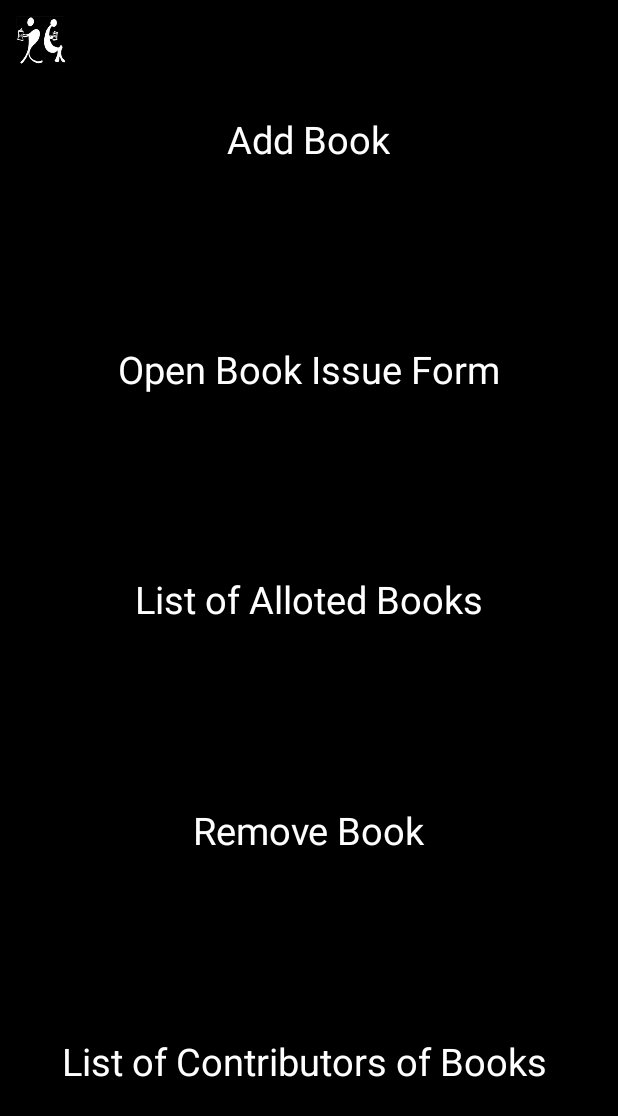
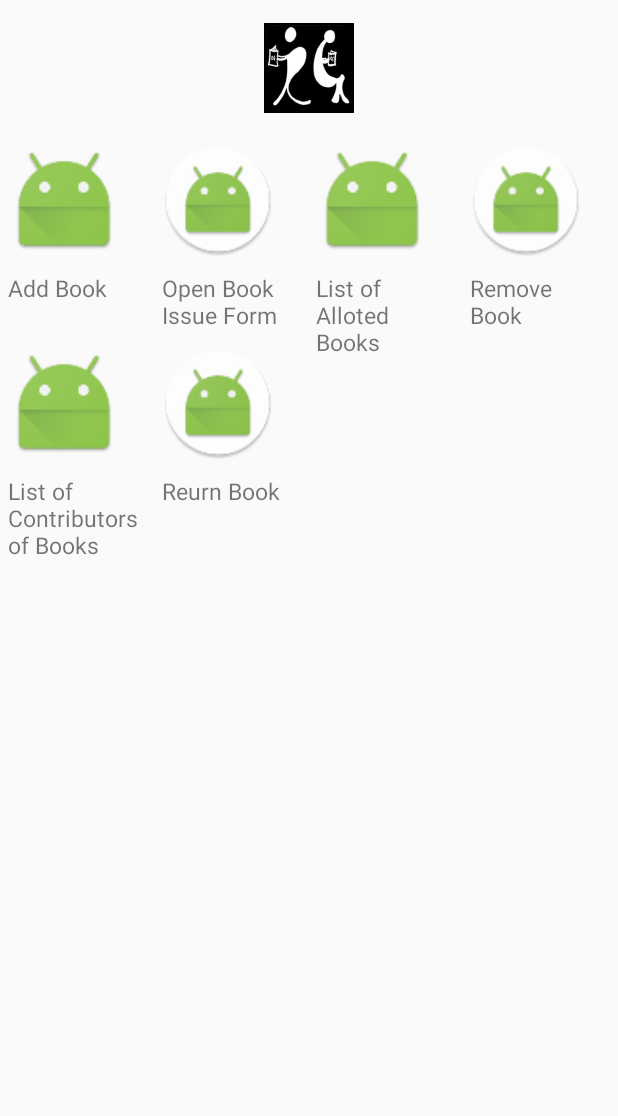
Before and after one commit to vrindasinghal/Reader-s-Guild-App, an Android app: the AdminMainActivity screen opened directly, with no data from a screen before it, on a phone screen of 412 x 824 dp. Shown: the top 1116 px of the screen. Run offline under Robolectric (Android 15) with nearby library versions, the phone set to English and light mode, and no system bars.

Commit message:
19 July'17

```diff
--- a/Reader'sGuild/app/src/main/java/com/readersguild/readersguild/AdminMainActivity.java
+++ b/Reader'sGuild/app/src/main/java/com/readersguild/readersguild/AdminMainActivity.java
@@ -2,15 +2,43 @@ package com.readersguild.readersguild;
 
 import android.os.Bundle;
 import android.support.v7.app.AppCompatActivity;
+import android.view.View;
+import android.widget.AdapterView;
+import android.widget.GridView;
+import android.widget.Toast;
 
 /**
  * Created by vrinda on 18-07-2017.
  */
 
 public class AdminMainActivity extends AppCompatActivity {
+
+    GridView grid;
+    String[] web = {"Add Book","Open Book Issue Form","List of Alloted Books","Remove Book","List of Contributors of Books",
+            "Reurn Book"};
+    int[] imageId = {
+
+            R.mipmap.ic_launcher,
+            R.mipmap.ic_launcher_round,
+            R.mipmap.ic_launcher,
+            R.mipmap.ic_launcher_round,
+            R.mipmap.ic_launcher,
+            R.mipmap.ic_launcher_round,
+    };
     @Override
     protected void onCreate(Bundle savedInstanceState) {
         super.onCreate(savedInstanceState);
         setContentView(R.layout.activity_admin_main);
+
+        CustomGridAdminMainActivity adapter = new CustomGridAdminMainActivity(AdminMainActivity.this, web, imageId);
+        grid = (GridView) findViewById(R.id.grid);
+        grid.setAdapter(adapter);
+
+        grid.setOnItemClickListener(new AdapterView.OnItemClickListener() {
+            @Override
+            public void onItemClick(AdapterView<?> adapterView, View view, int i, long l) {
+                Toast.makeText(AdminMainActivity.this, "You Clicked at " + web[+i], Toast.LENGTH_SHORT).show();
+            }
+        });
     }
 }
--- /dev/null
+++ b/Reader'sGuild/app/src/main/java/com/readersguild/readersguild/CustomGridAdminMainActivity.java
@@ -0,0 +1,62 @@
+package com.readersguild.readersguild;
+
+import android.content.Context;
+import android.view.LayoutInflater;
+import android.view.View;
+import android.view.ViewGroup;
+import android.widget.BaseAdapter;
+import android.widget.ImageView;
+import android.widget.TextView;
+
+/**
+ * Created by vrinda on 19-07-2017.
+ */
+
+public class CustomGridAdminMainActivity extends BaseAdapter{
+    private Context mContext;
+    private final String[] web;
+    private final int[] Imageid;
+
+    public CustomGridAdminMainActivity(Context c, String[] web, int[] imageid) {
+        this.mContext = c;
+        this.web = web;
+        Imageid = imageid;
+    }
+
+    @Override
+    public int getCount() {
+        return web.length;
+    }
+
+    @Override
+    public Object getItem(int position) {
+
+        return null;
+    }
+
+    @Override
+    public long getItemId(int position) {
+
+        return 0;
+    }
+
+    @Override
+    public View getView(int position, View convertView, ViewGroup parent) {
+        View grid;
+        LayoutInflater inflater = (LayoutInflater) mContext
+                .getSystemService(Context.LAYOUT_INFLATER_SERVICE);
+
+        if (convertView == null) {
+
+            grid = new View(mContext);
+            grid = inflater.inflate(R.layout.activity_admin_grid_single, null);
+            TextView textView = (TextView) grid.findViewById(R.id.grid_text);
+            ImageView imageView = (ImageView) grid.findViewById(R.id.grid_image);
+            textView.setText(web[position]);
+            imageView.setImageResource(Imageid[position]);
+        } else {
+            grid = (View) convertView;
+        }
+        return grid;
+    }
+}
--- a/Reader'sGuild/app/src/main/java/com/readersguild/readersguild/MyOpenHelper.java
+++ b/Reader'sGuild/app/src/main/java/com/readersguild/readersguild/MyOpenHelper.java
@@ -23,7 +23,7 @@ public class MyOpenHelper extends SQLiteOpenHelper {
     @Override
     public void onCreate(SQLiteDatabase db) {
         db.execSQL("CREATE TABLE IF NOT EXISTS " + adminMaster
-                + "(adminID TEXT PRIMARY KEY,admin_password TEXT)");
+                + "(adminID INTEGER PRIMARY KEY,admin_password TEXT)");
 
     }
 
--- a/Reader'sGuild/app/src/main/java/com/readersguild/readersguild/SplashActivity.java
+++ b/Reader'sGuild/app/src/main/java/com/readersguild/readersguild/SplashActivity.java
@@ -25,7 +25,7 @@ public class SplashActivity extends Activity {
         myOpenHelper = new MyOpenHelper(this);
         dataHelp = new DataHelpAdminLogin(this);
 
-        dataHelp.insertNewRecordInAdminMaster("admin","123");
+        dataHelp.insertNewRecordInAdminMaster(123,"123");
 
         new Handler().postDelayed(new Runnable() {
 
--- /dev/null
+++ b/Reader'sGuild/app/src/main/res/layout/activity_admin_grid_single.xml
@@ -0,0 +1,22 @@
+<LinearLayout xmlns:android="http://schemas.android.com/apk/res/android"
+    xmlns:tools="http://schemas.android.com/tools"
+    android:layout_width="wrap_content"
+    android:layout_height="wrap_content"
+    android:padding="5dp"
+    android:orientation="vertical">
+
+    <ImageView
+        android:id="@+id/grid_image"
+        android:layout_width="75dp"
+        android:layout_height="75dp">
+    </ImageView>
+
+    <TextView
+        android:id="@+id/grid_text"
+        android:layout_width="wrap_content"
+        android:layout_height="wrap_content"
+        android:layout_marginTop="10dp"
+        android:textSize="15sp" >
+    </TextView>
+
+</LinearLayout>
--- a/Reader'sGuild/app/src/main/res/layout/activity_admin_login.xml
+++ b/Reader'sGuild/app/src/main/res/layout/activity_admin_login.xml
@@ -33,8 +33,7 @@
         android:layout_height="wrap_content"
         android:layout_marginLeft="15dp"
         android:layout_marginRight="15dp"
-        android:hint="Email"
-        android:inputType="textEmailAddress"
+        android:inputType="number"
         android:textColor="#ffffff" />
 
     <TextView
--- a/Reader'sGuild/app/src/main/res/layout/activity_admin_main.xml
+++ b/Reader'sGuild/app/src/main/res/layout/activity_admin_main.xml
@@ -1,63 +1,27 @@
-<?xml version="1.0" encoding="utf-8"?>
 <LinearLayout xmlns:android="http://schemas.android.com/apk/res/android"
+    xmlns:tools="http://schemas.android.com/tools"
     android:layout_width="match_parent"
     android:layout_height="match_parent"
-    android:background="#000000"
+    android:layout_gravity="center"
     android:orientation="vertical"
-    android:padding="10dp">
+
+
+    tools:context=".AdminMainActivity">
+
     <ImageView
-        android:layout_width="35dp"
-        android:layout_height="35dp"
-        android:src="@drawable/rg_icon"/>
+        android:layout_width="wrap_content"
+        android:layout_height="60dp"
+        android:layout_gravity="center_horizontal"
+        android:layout_margin="15dp"
+        android:src="@drawable/rg_icon" />
 
-    <TextView
-        android:layout_width="wrap_content"
-        android:layout_height="wrap_content"
-        android:layout_gravity="center"
-        android:layout_marginTop="30dp"
-        android:layout_weight="1"
-        android:text="Add Book"
-        android:textColor="#ffffff"
-        android:textSize="25sp" />
-
-    <TextView
-        android:layout_width="wrap_content"
-        android:layout_height="wrap_content"
-        android:layout_gravity="center"
-        android:layout_marginTop="30dp"
-        android:layout_weight="1"
-        android:text="Open Book Issue Form"
-        android:textColor="#ffffff"
-        android:textSize="25sp" />
-
-    <TextView
-        android:layout_width="wrap_content"
-        android:layout_height="wrap_content"
-        android:layout_gravity="center"
-        android:layout_marginTop="30dp"
-        android:layout_weight="1"
-        android:text="List of Alloted Books"
-        android:textColor="#ffffff"
-        android:textSize="25sp" />
-
-    <TextView
-        android:layout_width="wrap_content"
-        android:layout_height="wrap_content"
-        android:layout_gravity="center"
-        android:layout_marginTop="30dp"
-        android:layout_weight="1"
-        android:text="Remove Book"
-        android:textColor="#ffffff"
-        android:textSize="25sp" />
-
-    <TextView
-        android:layout_width="wrap_content"
-        android:layout_height="wrap_content"
-        android:layout_gravity="center"
-        android:layout_marginTop="30dp"
-        android:layout_weight="1"
-        android:text="List of Contributors of Books "
-        android:textColor="#ffffff"
-        android:textSize="25sp" />
+    <GridView
+        android:id="@+id/grid"
+        android:layout_width="fill_parent"
+        android:layout_height="fill_parent"
+        android:gravity="center"
+        android:numColumns="auto_fit"
+        android:columnWidth="100dp"
+        android:stretchMode="columnWidth" />
 
 </LinearLayout>
--- a/Reader'sGuild/app/src/main/res/values/strings.xml
+++ b/Reader'sGuild/app/src/main/res/values/strings.xml
@@ -10,4 +10,7 @@
     <string name="textview_signup_year">Year</string>
     <string name="textview_signup_hostel">Hostel</string>
     <string name="textview_signup_roomNo">Room No.</string>
+    <string name="about_rg_1">The ambience of reading; fruits wisdom and unfurls the intellect. An environ that brings this atmosphere to the doorstep is Readers\' Guild.
+A harbinger of ecstasy, Readers\' Guild is a cooperative which marks the dawn of reading. An association created to unlatch the world of books for students; also focuses on the content development and graphic designing arenas.\nRG is a platform that allows the readers to dive deep into the realm of reading that accomplishes the job of illuminating lives tangled amidst the darkness.
+\nIf you fantasize about the book world, then RG is just an accessible voyage for you.\nAre you ready to sail on this voyage?</string>
 </resources>
```
Also changed, not shown: Reader'sGuild/app/src/main/java/com/readersguild/readersguild/AdminLoginActivity.java (+15 -4 lines), Reader'sGuild/app/src/main/java/com/readersguild/readersguild/DataHelpAdminLogin.java (+33 -4 lines), Reader'sGuild/app/src/main/res/layout/tab_1.xml (+31 -8 lines).
